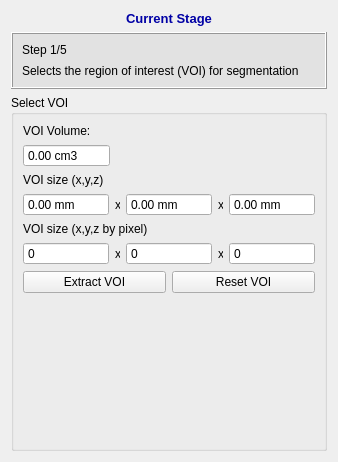
This is codes/Controller/InteractorStyles/QInteractorStyleVOI.ui in wuzhuobin/Vessel_Project as Qt 5 draws it before an edit. The edited form follows.
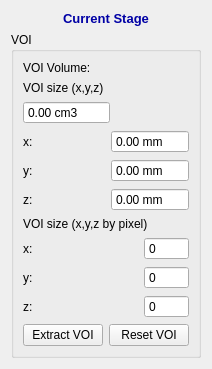
This is the edited form.

Patch:
```diff
--- a/codes/Controller/InteractorStyles/QInteractorStyleVOI.ui
+++ b/codes/Controller/InteractorStyles/QInteractorStyleVOI.ui
@@ -6,14 +6,14 @@
    <rect>
     <x>0</x>
     <y>0</y>
-    <width>338</width>
-    <height>462</height>
+    <width>196</width>
+    <height>354</height>
    </rect>
   </property>
   <property name="windowTitle">
    <string>VOI</string>
   </property>
-  <layout class="QVBoxLayout" name="verticalLayout">
+  <layout class="QVBoxLayout" name="verticalLayout_3">
    <item>
     <widget class="QLabel" name="label_37">
      <property name="font">
@@ -31,76 +31,10 @@
      </property>
     </widget>
    </item>
-   <item>
-    <widget class="QFrame" name="frame_9">
-     <property name="minimumSize">
-      <size>
-       <width>0</width>
-       <height>0</height>
-      </size>
-     </property>
-     <property name="font">
-      <font>
-       <family>Arial</family>
-       <pointsize>10</pointsize>
-      </font>
-     </property>
-     <property name="styleSheet">
-      <string notr="true">background-color: rgb(226, 226, 226)</string>
-     </property>
-     <property name="frameShape">
-      <enum>QFrame::Box</enum>
-     </property>
-     <property name="frameShadow">
-      <enum>QFrame::Raised</enum>
-     </property>
-     <property name="lineWidth">
-      <number>1</number>
-     </property>
-     <layout class="QVBoxLayout" name="verticalLayout_23">
-      <property name="spacing">
-       <number>7</number>
-      </property>
-      <item>
-       <layout class="QVBoxLayout" name="verticalLayout_24">
-        <property name="spacing">
-         <number>7</number>
-        </property>
-        <item>
-         <layout class="QHBoxLayout" name="horizontalLayout_15">
-          <item>
-           <widget class="QLabel" name="label_38">
-            <property name="font">
-             <font>
-              <family>Arial</family>
-             </font>
-            </property>
-            <property name="text">
-             <string>Step 1/5</string>
-            </property>
-           </widget>
-          </item>
-         </layout>
-        </item>
-       </layout>
-      </item>
-      <item>
-       <widget class="QLabel" name="label_8">
-        <property name="text">
-         <string>Selects the region of interest (VOI) for segmentation</string>
-        </property>
-        <property name="wordWrap">
-         <bool>true</bool>
-        </property>
-       </widget>
-      </item>
-     </layout>
-    </widget>
-   </item>
    <item>
     <widget class="QGroupBox" name="groupBox">
      <property name="title">
-      <string>Select VOI</string>
+      <string>VOI</string>
      </property>
      <layout class="QVBoxLayout" name="verticalLayout_2">
       <item>
@@ -110,6 +44,13 @@
         </property>
        </widget>
       </item>
+      <item>
+       <widget class="QLabel" name="label_19">
+        <property name="text">
+         <string>VOI size (x,y,z)</string>
+        </property>
+       </widget>
+      </item>
       <item>
        <layout class="QHBoxLayout" name="horizontalLayout_3">
         <item>
@@ -147,14 +88,29 @@
        </layout>
       </item>
       <item>
-       <widget class="QLabel" name="label_19">
+       <layout class="QVBoxLayout" name="verticalLayout">
+        <item>
+         <layout class="QHBoxLayout" name="horizontalLayout_2">
+          <item>
+           <widget class="QLabel" name="label">
         <property name="text">
-         <string>VOI size (x,y,z)</string>
+             <string>x:</string>
         </property>
        </widget>
       </item>
       <item>
-       <layout class="QHBoxLayout" name="horizontalLayout_4">
+           <spacer name="horizontalSpacer_2">
+            <property name="orientation">
+             <enum>Qt::Horizontal</enum>
+            </property>
+            <property name="sizeHint" stdset="0">
+             <size>
+              <width>40</width>
+              <height>20</height>
+             </size>
+            </property>
+           </spacer>
+          </item>
         <item>
          <widget class="QDoubleSpinBox" name="sizeDoubleSpinBoxX_mm">
           <property name="readOnly">
@@ -171,27 +127,30 @@
           </property>
          </widget>
         </item>
+         </layout>
+        </item>
         <item>
-         <widget class="QLabel" name="label_5">
-          <property name="maximumSize">
-           <size>
-            <width>5</width>
-            <height>16777215</height>
-           </size>
-          </property>
-          <property name="contextMenuPolicy">
-           <enum>Qt::ActionsContextMenu</enum>
-          </property>
-          <property name="styleSheet">
-           <string notr="true">QLabel{
-	text-align: center
-}</string>
-          </property>
+         <layout class="QHBoxLayout" name="horizontalLayout_4">
+          <item>
+           <widget class="QLabel" name="label_2">
           <property name="text">
-           <string>x</string>
+             <string>y:</string>
           </property>
          </widget>
         </item>
+          <item>
+           <spacer name="horizontalSpacer_3">
+            <property name="orientation">
+             <enum>Qt::Horizontal</enum>
+            </property>
+            <property name="sizeHint" stdset="0">
+             <size>
+              <width>40</width>
+              <height>20</height>
+             </size>
+            </property>
+           </spacer>
+          </item>
         <item>
          <widget class="QDoubleSpinBox" name="sizeDoubleSpinBoxY_mm">
           <property name="readOnly">
@@ -208,27 +167,30 @@
           </property>
          </widget>
         </item>
+         </layout>
+        </item>
         <item>
-         <widget class="QLabel" name="label_6">
-          <property name="maximumSize">
-           <size>
-            <width>5</width>
-            <height>16777215</height>
-           </size>
-          </property>
-          <property name="contextMenuPolicy">
-           <enum>Qt::ActionsContextMenu</enum>
-          </property>
-          <property name="styleSheet">
-           <string notr="true">QLabel{
-	text-align: center
-}</string>
-          </property>
+         <layout class="QHBoxLayout" name="horizontalLayout_5">
+          <item>
+           <widget class="QLabel" name="label_3">
           <property name="text">
-           <string>x</string>
+             <string>z:</string>
           </property>
          </widget>
         </item>
+          <item>
+           <spacer name="horizontalSpacer_4">
+            <property name="orientation">
+             <enum>Qt::Horizontal</enum>
+            </property>
+            <property name="sizeHint" stdset="0">
+             <size>
+              <width>40</width>
+              <height>20</height>
+             </size>
+            </property>
+           </spacer>
+          </item>
         <item>
          <widget class="QDoubleSpinBox" name="sizeDoubleSpinBoxZ_mm">
           <property name="readOnly">
@@ -247,6 +209,8 @@
         </item>
        </layout>
       </item>
+       </layout>
+      </item>
       <item>
        <widget class="QLabel" name="label_10">
         <property name="text">
@@ -255,7 +219,27 @@
        </widget>
       </item>
       <item>
-       <layout class="QHBoxLayout" name="horizontalLayout_8">
+       <layout class="QHBoxLayout" name="horizontalLayout_6">
+        <item>
+         <widget class="QLabel" name="label_4">
+          <property name="text">
+           <string>x:</string>
+          </property>
+         </widget>
+        </item>
+        <item>
+         <spacer name="horizontalSpacer_5">
+          <property name="orientation">
+           <enum>Qt::Horizontal</enum>
+          </property>
+          <property name="sizeHint" stdset="0">
+           <size>
+            <width>40</width>
+            <height>20</height>
+           </size>
+          </property>
+         </spacer>
+        </item>
         <item>
          <widget class="QSpinBox" name="sizeSpinBoxX">
           <property name="buttonSymbols">
@@ -266,27 +250,30 @@
           </property>
          </widget>
         </item>
+       </layout>
+      </item>
         <item>
-         <widget class="QLabel" name="label_7">
-          <property name="maximumSize">
-           <size>
-            <width>5</width>
-            <height>16777215</height>
-           </size>
-          </property>
-          <property name="contextMenuPolicy">
-           <enum>Qt::ActionsContextMenu</enum>
-          </property>
-          <property name="styleSheet">
-           <string notr="true">QLabel{
-	text-align: center
-}</string>
-          </property>
+       <layout class="QHBoxLayout" name="horizontalLayout_7">
+        <item>
+         <widget class="QLabel" name="label_5">
           <property name="text">
-           <string>x</string>
+           <string>y:</string>
           </property>
          </widget>
         </item>
+        <item>
+         <spacer name="horizontalSpacer_6">
+          <property name="orientation">
+           <enum>Qt::Horizontal</enum>
+          </property>
+          <property name="sizeHint" stdset="0">
+           <size>
+            <width>40</width>
+            <height>20</height>
+           </size>
+          </property>
+         </spacer>
+        </item>
         <item>
          <widget class="QSpinBox" name="sizeSpinBoxY">
           <property name="buttonSymbols">
@@ -297,27 +284,30 @@
           </property>
          </widget>
         </item>
+       </layout>
+      </item>
         <item>
-         <widget class="QLabel" name="label_18">
-          <property name="maximumSize">
-           <size>
-            <width>5</width>
-            <height>16777215</height>
-           </size>
-          </property>
-          <property name="contextMenuPolicy">
-           <enum>Qt::ActionsContextMenu</enum>
-          </property>
-          <property name="styleSheet">
-           <string notr="true">QLabel{
-	text-align: center
-}</string>
-          </property>
+       <layout class="QHBoxLayout" name="horizontalLayout_8">
+        <item>
+         <widget class="QLabel" name="label_6">
           <property name="text">
-           <string>x</string>
+           <string>z:</string>
           </property>
          </widget>
         </item>
+        <item>
+         <spacer name="horizontalSpacer_7">
+          <property name="orientation">
+           <enum>Qt::Horizontal</enum>
+          </property>
+          <property name="sizeHint" stdset="0">
+           <size>
+            <width>40</width>
+            <height>20</height>
+           </size>
+          </property>
+         </spacer>
+        </item>
         <item>
          <widget class="QSpinBox" name="sizeSpinBoxZ">
           <property name="buttonSymbols">
```
Left out of the diff: 11 changed lines with no effect on the pictures. Lines whose indentation alone changed are shown as unchanged.
